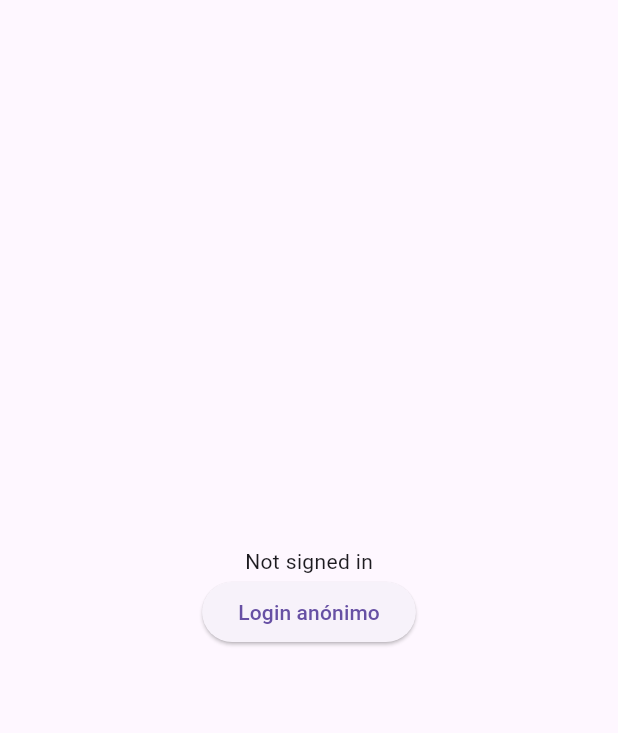
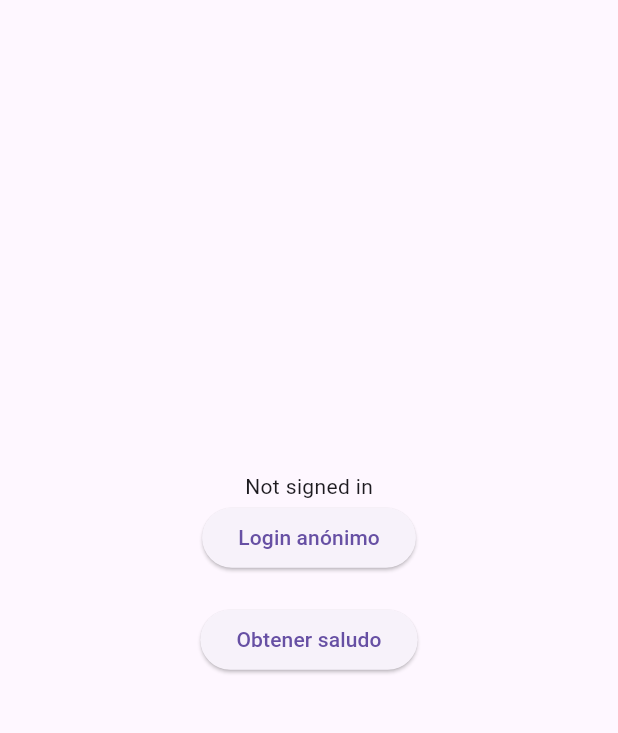
Before and after one commit to Ferchito222/diplo, a Flutter app: the AuthExample screen opened directly, on a phone screen of 412 x 824 dp, the part 63-796 px from its top. Run offline on Flutter 3.47's test engine with Material 3 defaults, Android fonts, the phone set to English and light mode, and no system bars; our stand-ins replace firebase_auth, firebase_core; accounts and stored records are empty; network calls fail.

Commit message:
segundo commit fernando cornejo

```diff
--- a/lib/main.dart
+++ b/lib/main.dart
@@ -1,6 +1,8 @@
+import 'dart:convert';
 import 'package:flutter/material.dart';
 import 'package:firebase_core/firebase_core.dart';
 import 'package:firebase_auth/firebase_auth.dart';
+import 'package:http/http.dart' as http;
 
 void main() async {
   WidgetsFlutterBinding.ensureInitialized();
@@ -15,21 +17,23 @@ class MyApp extends StatelessWidget {
   Widget build(BuildContext context) {
     return MaterialApp(
       title: 'Firebase Auth Demo',
-      home: const AuthExample(), // ✅ marcado como const
+      home: const AuthExample(),
     );
   }
 }
 
 class AuthExample extends StatefulWidget {
-  const AuthExample({super.key}); // ✅ Constructor con key
+  const AuthExample({super.key});
 
   @override
-  AuthExampleState createState() => AuthExampleState(); // ✅ clase pública
+  AuthExampleState createState() => AuthExampleState();
 }
 
 class AuthExampleState extends State<AuthExample> {
   String status = "Not signed in";
+  String saludo = "";
 
+  /// Login anónimo
   void signInAnonymously() async {
     try {
       await FirebaseAuth.instance.signInAnonymously();
@@ -43,8 +47,41 @@ class AuthExampleState extends State<AuthExample> {
     }
   }
 
+  /// Consumir la API http://localhost:3000/saludo
+  Future<void> getSaludo() async {
+    try {
+      final user = FirebaseAuth.instance.currentUser;
+      if (user == null) {
+        setState(() {
+          saludo = "Debes estar autenticado para ver el saludo.";
+        });
+        return;
+      }
+
+      final response = await http.get(Uri.parse("http://10.0.2.2:3000/saludo"));
+
+      if (response.statusCode == 200) {
+        final data = json.decode(response.body);
+        setState(() {
+          saludo = data["mensaje"] ?? "Respuesta sin mensaje";
+        });
+      } else {
+        setState(() {
+          saludo = "Error al obtener saludo: ${response.statusCode}";
+        });
+      }
+
+    } catch (e) {
+      setState(() {
+        saludo = "Error: $e";
+      });
+    }
+  }
+
   @override
   Widget build(BuildContext context) {
+    final user = FirebaseAuth.instance.currentUser;
+
     return Scaffold(
       appBar: AppBar(title: const Text("Firebase Auth")),
       body: Center(
@@ -56,6 +93,15 @@ class AuthExampleState extends State<AuthExample> {
               onPressed: signInAnonymously,
               child: const Text("Login anónimo"),
             ),
+            const SizedBox(height: 20),
+            if (user != null) ...[
+              ElevatedButton(
+                onPressed: getSaludo,
+                child: const Text("Obtener saludo"),
+              ),
+              const SizedBox(height: 10),
+              Text(saludo),
+            ],
           ],
         ),
       ),
```
